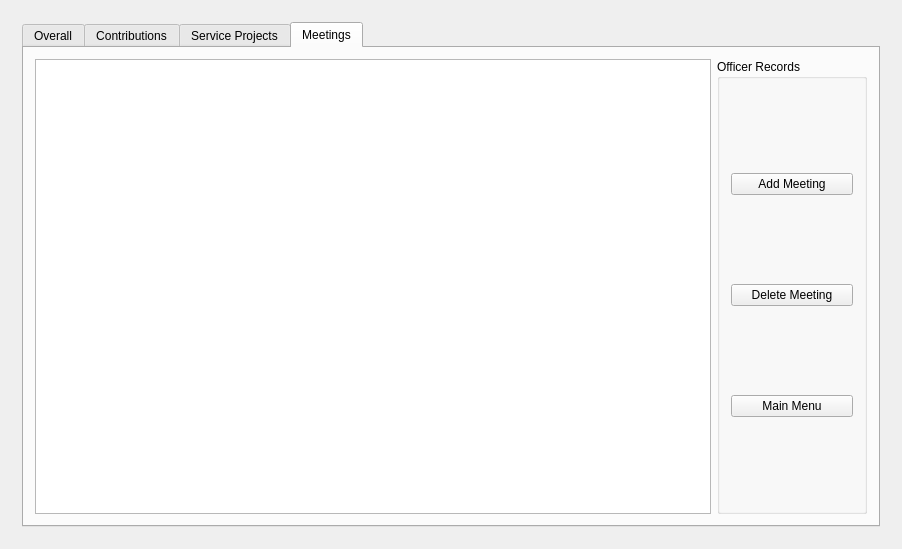
Qt form NHS_BullDog_Log/mainwidget.ui (shanetorres/NHS-BullDogLog) before a commit.
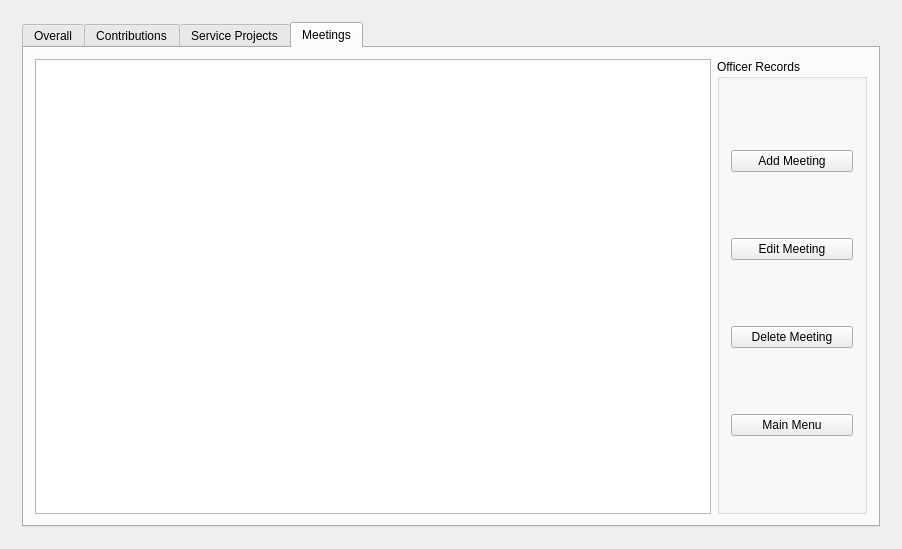
The same form after that commit. The open tabs and pages were chosen to show the change.

Commit message: Major Meetings Tab update - meetings delegate is fully functioning - meetings read and write to file is fully functioning - meetings counter on overall tab is updated every time a meeting status is updated

Patch:
```diff
--- a/NHS_BullDog_Log/mainwidget.ui
+++ b/NHS_BullDog_Log/mainwidget.ui
@@ -291,6 +291,13 @@
                 </property>
                </widget>
               </item>
+              <item>
+               <widget class="QPushButton" name="editMeetingButton">
+                <property name="text">
+                 <string>Edit Meeting</string>
+                </property>
+               </widget>
+              </item>
               <item>
                <widget class="QPushButton" name="deleteMeetingButton">
                 <property name="text">
```
Left out of the diff: 4 changed lines with no effect on the pictures. The commit also changes 15 other files.
